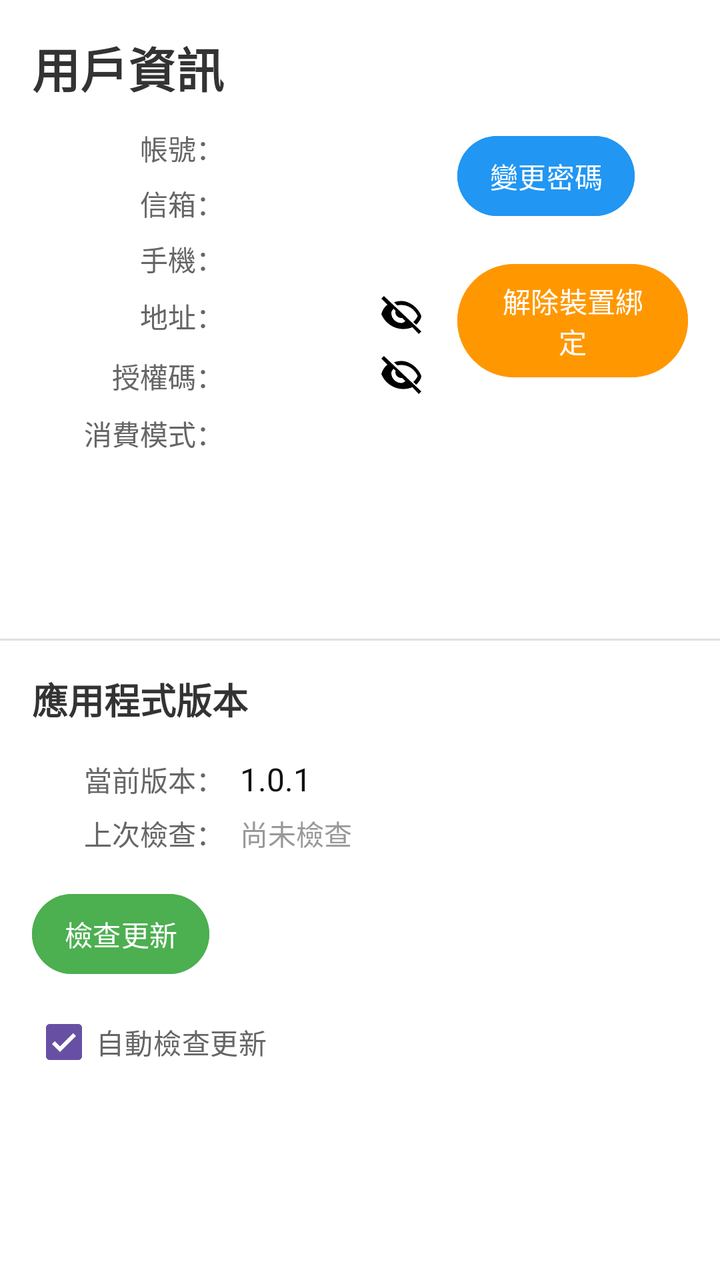
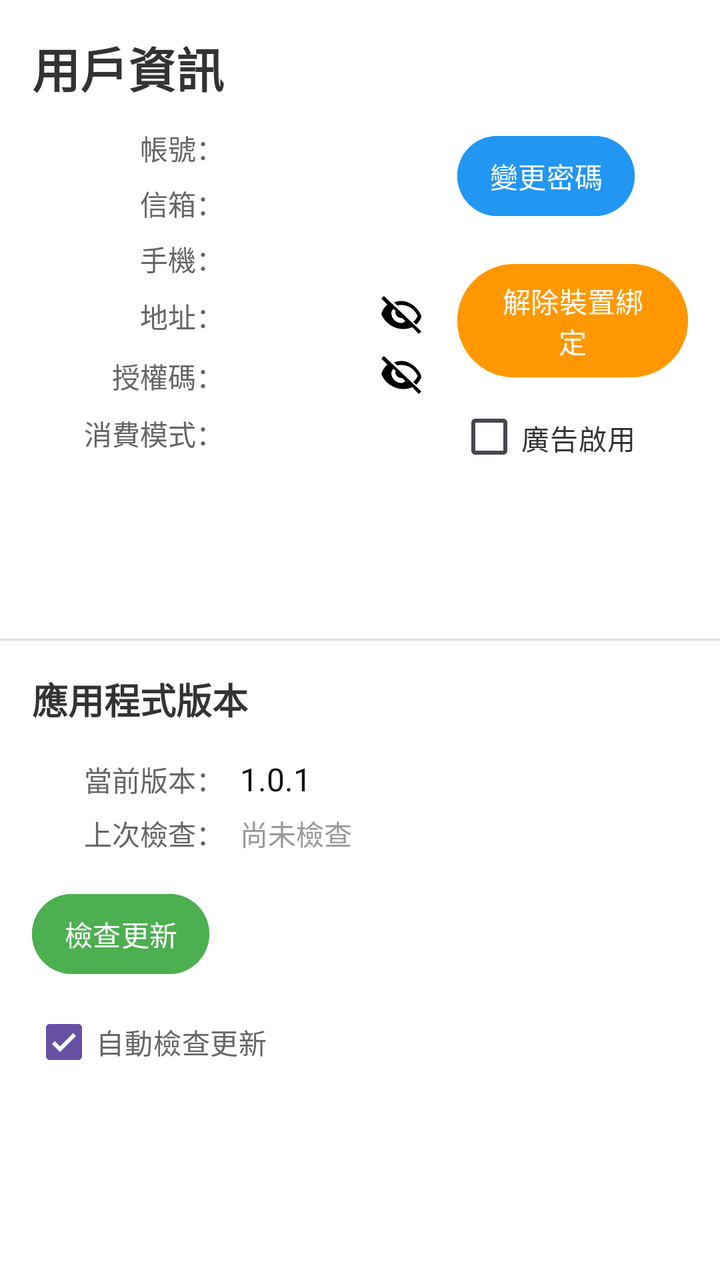

Screens rendered from an Android XML layout before and after an edit, with the pre-edit source and the edit as a unified diff.
<!-- AndroidManifest.xml: application theme Theme.A3 -->
<!-- res/layout/fragment_user_edit.xml -->
<?xml version="1.0" encoding="utf-8"?>
<LinearLayout xmlns:android="http://schemas.android.com/apk/res/android"
    xmlns:app="http://schemas.android.com/apk/res-auto"
    android:layout_width="match_parent"
    android:layout_height="match_parent"
    android:orientation="vertical"
    android:weightSum="10"
    android:background="#FFFFFF">

    <ScrollView
        android:layout_width="match_parent"
        android:layout_height="0dp"
        android:layout_weight="5"
        android:fillViewport="true">

        <LinearLayout
            android:layout_width="match_parent"
            android:layout_height="wrap_content"
            android:orientation="vertical"
            android:padding="16dp">

            <LinearLayout
                android:layout_width="match_parent"
                android:layout_height="wrap_content"
                android:orientation="horizontal"
                android:weightSum="10"
                android:baselineAligned="false">

                <LinearLayout
                    android:layout_width="0dp"
                    android:layout_height="wrap_content"
                    android:layout_weight="6"
                    android:orientation="vertical">

                    <TextView
                        android:layout_width="wrap_content"
                        android:layout_height="wrap_content"
                        android:text="用戶資訊"
                        android:textSize="24sp"
                        android:textStyle="bold"
                        android:textColor="#333333"
                        android:layout_marginBottom="12dp" />

                    <LinearLayout
                        android:layout_width="match_parent"
                        android:layout_height="wrap_content"
                        android:orientation="horizontal"
                        android:layout_marginBottom="6dp">

                        <TextView
                            android:layout_width="96dp"
                            android:layout_height="wrap_content"
                            android:gravity="end"
                            android:text="帳號："
                            android:textColor="#666666"
                            android:textSize="14sp"
                            android:layout_marginEnd="8dp" />

                        <TextView
                            android:id="@+id/text_account"
                            android:layout_width="0dp"
                            android:layout_height="wrap_content"
                            android:layout_weight="1"
                            android:textColor="#111111"
                            android:textSize="16sp" />
                    </LinearLayout>

                    <LinearLayout
                        android:layout_width="match_parent"
                        android:layout_height="wrap_content"
                        android:orientation="horizontal"
                        android:layout_marginBottom="6dp">

                        <TextView
                            android:layout_width="96dp"
                            android:layout_height="wrap_content"
                            android:gravity="end"
                            android:text="信箱："
                            android:textColor="#666666"
                            android:textSize="14sp"
                            android:layout_marginEnd="8dp" />

                        <TextView
                            android:id="@+id/text_email"
                            android:layout_width="0dp"
                            android:layout_height="wrap_content"
                            android:layout_weight="1"
                            android:textColor="#111111"
                            android:textSize="16sp" />
                    </LinearLayout>

                    <LinearLayout
                        android:layout_width="match_parent"
                        android:layout_height="wrap_content"
                        android:orientation="horizontal"
                        android:layout_marginBottom="6dp">

                        <TextView
                            android:layout_width="96dp"
                            android:layout_height="wrap_content"
                            android:gravity="end"
                            android:text="手機："
                            android:textColor="#666666"
                            android:textSize="14sp"
                            android:layout_marginEnd="8dp" />

                        <TextView
                            android:id="@+id/text_phone"
                            android:layout_width="0dp"
                            android:layout_height="wrap_content"
                            android:layout_weight="1"
                            android:textColor="#111111"
                            android:textSize="16sp" />
                    </LinearLayout>

                    <LinearLayout
                        android:layout_width="match_parent"
                        android:layout_height="wrap_content"
                        android:orientation="horizontal"
                        android:layout_marginBottom="6dp"
                        android:gravity="center_vertical">

                        <TextView
                            android:layout_width="96dp"
                            android:layout_height="wrap_content"
                            android:gravity="end"
                            android:text="地址："
                            android:textColor="#666666"
                            android:textSize="14sp"
                            android:layout_marginEnd="8dp" />

                        <TextView
                            android:id="@+id/text_address"
                            android:layout_width="0dp"
                            android:layout_height="wrap_content"
                            android:layout_weight="1"
                            android:textColor="#111111"
                            android:textSize="16sp" />

                        <ImageView
                            android:id="@+id/icon_address_toggle"
                            android:layout_width="24dp"
                            android:layout_height="24dp"
                            android:layout_marginStart="8dp"
                            android:src="@drawable/ic_visibility_off"
                            android:contentDescription="顯示/隱藏地址"
                            android:clickable="true"
                            android:focusable="true" />
                    </LinearLayout>

                    <LinearLayout
                        android:layout_width="match_parent"
                        android:layout_height="wrap_content"
                        android:orientation="horizontal"
                        android:layout_marginBottom="6dp"
                        android:gravity="center_vertical">

                        <TextView
                            android:layout_width="96dp"
                            android:layout_height="wrap_content"
                            android:gravity="end"
                            android:text="授權碼："
                            android:textColor="#666666"
                            android:textSize="14sp"
                            android:layout_marginEnd="8dp" />

                        <TextView
                            android:id="@+id/text_authorization_code"
                            android:layout_width="0dp"
                            android:layout_height="wrap_content"
                            android:layout_weight="1"
                            android:textColor="#111111"
                            android:textSize="16sp" />

                        <ImageView
                            android:id="@+id/icon_auth_code_toggle"
                            android:layout_width="24dp"
                            android:layout_height="24dp"
                            android:layout_marginStart="8dp"
                            android:src="@drawable/ic_visibility_off"
                            android:contentDescription="顯示/隱藏授權碼"
                            android:clickable="true"
                            android:focusable="true" />
                    </LinearLayout>

                    <LinearLayout
                        android:layout_width="match_parent"
                        android:layout_height="wrap_content"
                        android:orientation="horizontal"
                        android:gravity="center_vertical">

                        <TextView
                            android:layout_width="96dp"
                            android:layout_height="wrap_content"
                            android:gravity="end"
                            android:text="消費模式："
                            android:textColor="#666666"
                            android:textSize="14sp"
                            android:layout_marginEnd="8dp" />

                        <TextView
                            android:id="@+id/text_billing_mode"
                            android:layout_width="wrap_content"
                            android:layout_height="wrap_content"
                            android:textColor="#111111"
                            android:textSize="16sp" />

                        <ImageView
                            android:id="@+id/icon_billing_mode_info"
                            android:layout_width="24dp"
                            android:layout_height="24dp"
                            android:layout_marginStart="8dp"
                            android:src="@drawable/ic_info"
                            android:contentDescription="租賃制資訊"
                            android:clickable="true"
                            android:focusable="true"
                            android:visibility="gone"
                            app:tint="@color/blue_500" />
                    </LinearLayout>
                </LinearLayout>

                <LinearLayout
                    android:layout_width="0dp"
                    android:layout_height="match_parent"
                    android:layout_weight="4"
                    android:orientation="vertical"
                    android:gravity="top|start"
                    android:paddingStart="16dp"
                    android:layout_marginTop="48dp">

                    <Button
                        android:id="@+id/button_change_password"
                        android:layout_width="wrap_content"
                        android:layout_height="wrap_content"
                        android:text="變更密碼"
                        android:textSize="14sp"
                        android:textColor="#FFFFFF"
                        android:backgroundTint="#2196F3"
                        android:paddingHorizontal="16dp"
                        android:paddingVertical="8dp"
                        android:layout_marginBottom="16dp" />

                    <Button
                        android:id="@+id/button_unbind_device"
                        android:layout_width="wrap_content"
                        android:layout_height="wrap_content"
                        android:text="解除裝置綁定"
                        android:textSize="14sp"
                        android:textColor="#FFFFFF"
                        android:backgroundTint="#FF9800"
                        android:paddingHorizontal="16dp"
                        android:paddingVertical="8dp" />
                </LinearLayout>

            </LinearLayout>

        </LinearLayout>
    </ScrollView>

    <View
        android:layout_width="match_parent"
        android:layout_height="1dp"
        android:background="#E0E0E0" />

    <ScrollView
        android:layout_width="match_parent"
        android:layout_height="0dp"
        android:layout_weight="5"
        android:fillViewport="true">

        <LinearLayout
            android:layout_width="match_parent"
            android:layout_height="wrap_content"
            android:orientation="vertical"
            android:padding="16dp">

            <TextView
                android:layout_width="wrap_content"
                android:layout_height="wrap_content"
                android:text="應用程式版本"
                android:textSize="18sp"
                android:textStyle="bold"
                android:textColor="#333333"
                android:layout_marginBottom="16dp" />

            <LinearLayout
                android:layout_width="match_parent"
                android:layout_height="wrap_content"
                android:orientation="horizontal"
                android:layout_marginBottom="6dp">

                <TextView
                    android:layout_width="96dp"
                    android:layout_height="wrap_content"
                    android:gravity="end"
                    android:text="當前版本："
                    android:textColor="#666666"
                    android:textSize="14sp"
                    android:layout_marginEnd="8dp" />

                <TextView
                    android:id="@+id/text_current_version"
                    android:layout_width="0dp"
                    android:layout_height="wrap_content"
                    android:layout_weight="1"
                    android:textColor="#111111"
                    android:textSize="16sp"
                    android:text="1.0.1" />
            </LinearLayout>

            <LinearLayout
                android:layout_width="match_parent"
                android:layout_height="wrap_content"
                android:orientation="horizontal"
                android:layout_marginBottom="16dp">

                <TextView
                    android:layout_width="96dp"
                    android:layout_height="wrap_content"
                    android:gravity="end"
                    android:text="上次檢查："
                    android:textColor="#666666"
                    android:textSize="14sp"
                    android:layout_marginEnd="8dp" />

                <TextView
                    android:id="@+id/text_last_check_time"
                    android:layout_width="0dp"
                    android:layout_height="wrap_content"
                    android:layout_weight="1"
                    android:textColor="#999999"
                    android:textSize="14sp"
                    android:text="尚未檢查" />
            </LinearLayout>

            <Button
                android:id="@+id/button_check_update"
                android:layout_width="wrap_content"
                android:layout_height="wrap_content"
                android:text="檢查更新"
                android:textSize="14sp"
                android:textColor="#FFFFFF"
                android:backgroundTint="#4CAF50"
                android:paddingHorizontal="16dp"
                android:paddingVertical="8dp"
                android:layout_gravity="start"
                android:layout_marginBottom="6dp" />

            <CheckBox
                android:id="@+id/checkbox_auto_check"
                android:layout_width="wrap_content"
                android:layout_height="wrap_content"
                android:text="自動檢查更新"
                android:textSize="14sp"
                android:textColor="#666666"
                android:checked="true" />

        </LinearLayout>
    </ScrollView>

</LinearLayout>
<!-- resources referenced by this layout -->
<resources>
  <color name="blue_500">#2196F3</color>
  <!-- drawable ic_info (drawable) -->
  <vector xmlns:android="http://schemas.android.com/apk/res/android"
      android:width="24dp"
      android:height="24dp"
      android:viewportWidth="24"
      android:viewportHeight="24">
      <path
          android:fillColor="#666666"
          android:pathData="M12,2C6.48,2 2,6.48 2,12s4.48,10 10,10 10,-4.48 10,-10S17.52,2 12,2zM11,7h2v2h-2zm0,4h2v6h-2z"/>
  </vector>
  <!-- drawable ic_visibility_off (drawable) -->
  <vector xmlns:android="http://schemas.android.com/apk/res/android"
      android:width="24dp" android:height="24dp"
      android:viewportWidth="24" android:viewportHeight="24">
      <path
          android:fillColor="#FF000000"
          android:pathData="M12,6.5c3.43,0 6.58,1.94 8.17,5.5 -0.51,1.15 -1.25,2.16 -2.17,2.98l1.41,1.41C21.01,14.9 22,13.03 22,12c-1.73,-4.39 -6,-7.5 -10,-7.5 -1.28,0 -2.5,0.23 -3.63,0.64l1.53,1.53C10.62,6.56 11.3,6.5 12,6.5zM3.27,2L2,3.27l3.05,3.05C3.6,7.34 2.56,9.05 2,10.99 3.73,15.38 8,18.5 13,18.5c1.61,0 3.15,-0.32 4.55,-0.9L20.73,21 22,19.73 3.27,2zM7.53,7.8l1.62,1.62C9.06,9.73 9,9.86 9,10c0,1.66 1.34,3 3,3 0.14,0 0.27,-0.02 0.39,-0.06l1.62,1.62C13.45,15.02 12.75,15.5 12,15.5c-2.76,0 -5,-2.24 -5,-5 0,-0.75 0.48,-1.45 1.53,-2.7z"/>
  </vector>
  <style name="Theme.A3" parent="Base.Theme.A3" />
  <style name="Base.Theme.A3" parent="Theme.Material3.DayNight.NoActionBar">
          
          
      </style>
</resources>

<!-- the commit's change to res/layout/fragment_user_edit.xml (unified diff, before → after) -->
@@ -250,6 +250,27 @@
                         android:backgroundTint="#FF9800"
                         android:paddingHorizontal="16dp"
                         android:paddingVertical="8dp" />
+
+                    
+                    <CheckBox
+                        android:id="@+id/checkbox_ad_enabled"
+                        android:layout_width="wrap_content"
+                        android:layout_height="wrap_content"
+                        android:text="廣告啟用"
+                        android:textSize="14sp"
+                        android:textColor="#333333"
+                        android:layout_marginTop="16dp" />
+
+                    <TextView
+                        android:id="@+id/text_ad_settings_info"
+                        android:layout_width="wrap_content"
+                        android:layout_height="wrap_content"
+                        android:textSize="14sp"
+                        android:textColor="#2196F3"
+                        android:layout_marginStart="8dp"
+                        android:layout_marginTop="4dp"
+                        android:visibility="gone"
+                        android:lineSpacingExtra="4dp" />
                 </LinearLayout>
 
             </LinearLayout>
